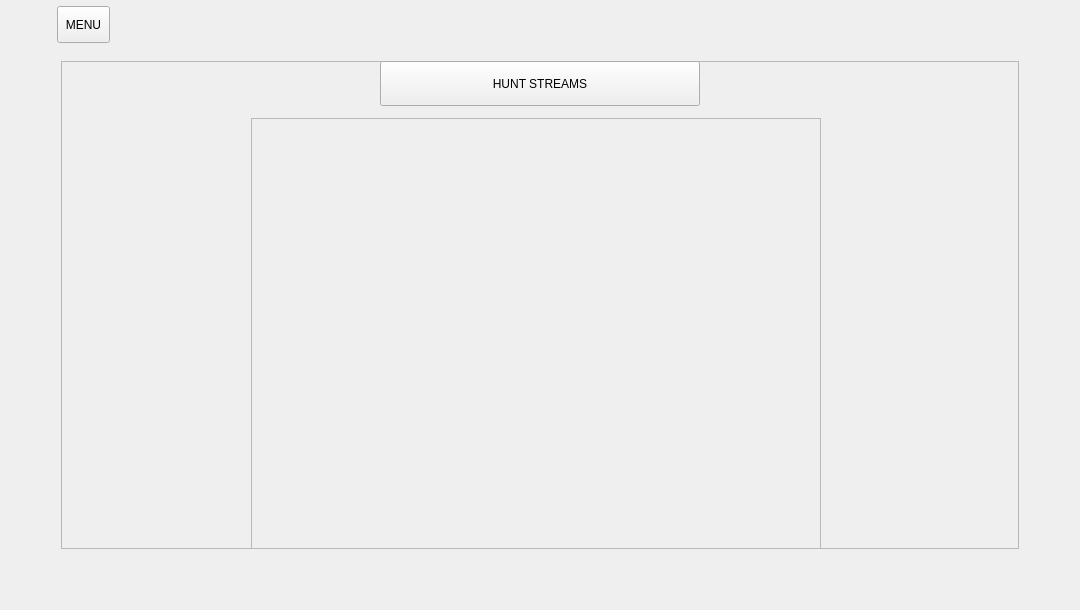
The window that src/pages/stream_hunter/view/stream_hunter_pg.ui (Davi-S/Toolorant) describes before a commit, drawn with Qt 5.
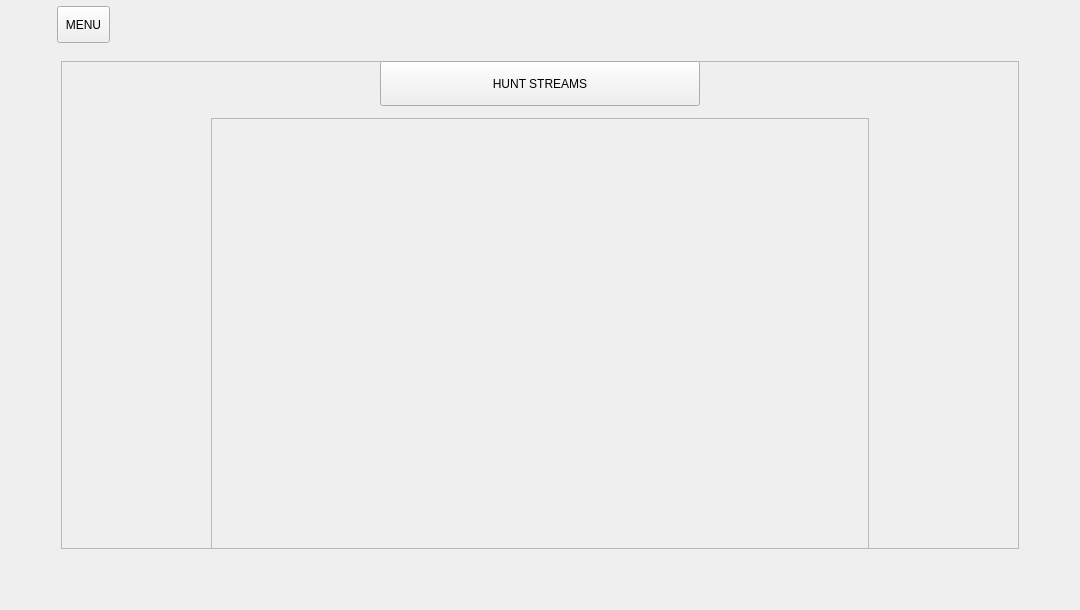
The same window after the commit. Icons and pictures are not drawn. Custom widgets are drawn as their Qt base class.

The edit to the form file:
```diff
--- a/src/pages/stream_hunter/view/stream_hunter_pg.ui
+++ b/src/pages/stream_hunter/view/stream_hunter_pg.ui
@@ -53,9 +53,9 @@
    <widget class="QFrame" name="player_streams_frm">
     <property name="geometry">
      <rect>
-      <x>190</x>
+      <x>150</x>
       <y>57</y>
-      <width>570</width>
+      <width>658</width>
       <height>431</height>
      </rect>
     </property>
@@ -67,13 +67,13 @@
     </property>
     <property name="minimumSize">
      <size>
-      <width>570</width>
+      <width>658</width>
       <height>431</height>
      </size>
     </property>
     <property name="maximumSize">
      <size>
-      <width>570</width>
+      <width>658</width>
       <height>431</height>
      </size>
     </property>
@@ -83,6 +83,23 @@
     <property name="frameShadow">
      <enum>QFrame::Raised</enum>
     </property>
+    <layout class="QGridLayout" name="player_streams_layout">
+     <property name="leftMargin">
+      <number>0</number>
+     </property>
+     <property name="topMargin">
+      <number>0</number>
+     </property>
+     <property name="rightMargin">
+      <number>0</number>
+     </property>
+     <property name="bottomMargin">
+      <number>0</number>
+     </property>
+     <property name="spacing">
+      <number>24</number>
+     </property>
+    </layout>
    </widget>
   </widget>
   <widget class="TopOptionQToolButton" name="menu_btn">
```
